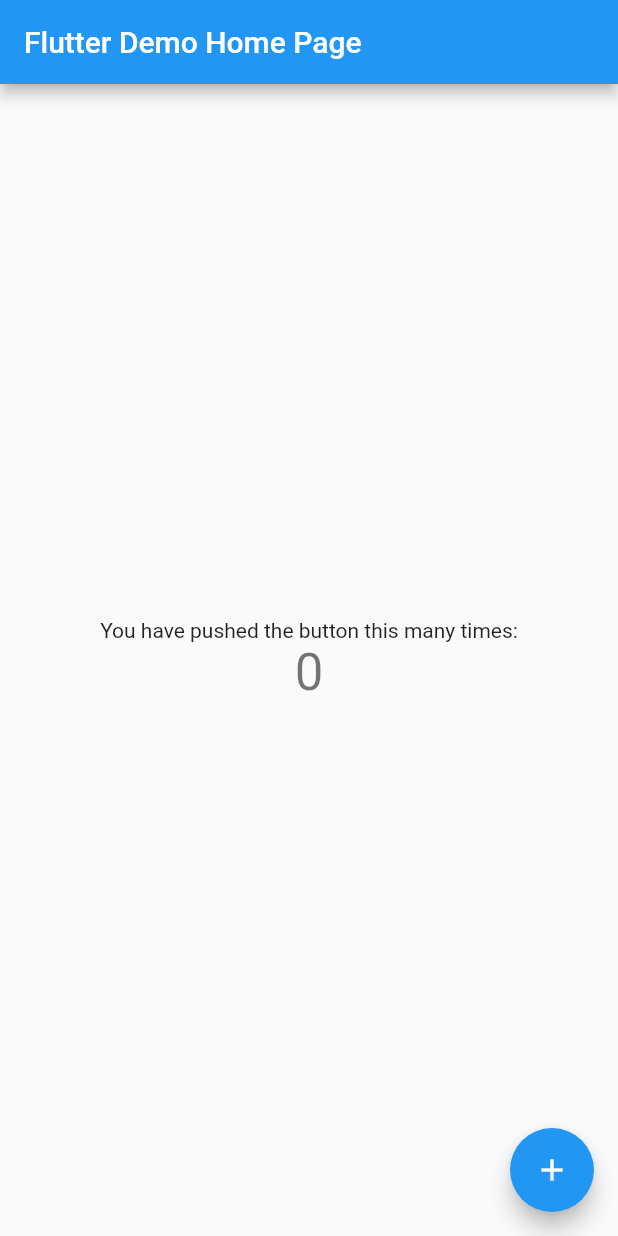
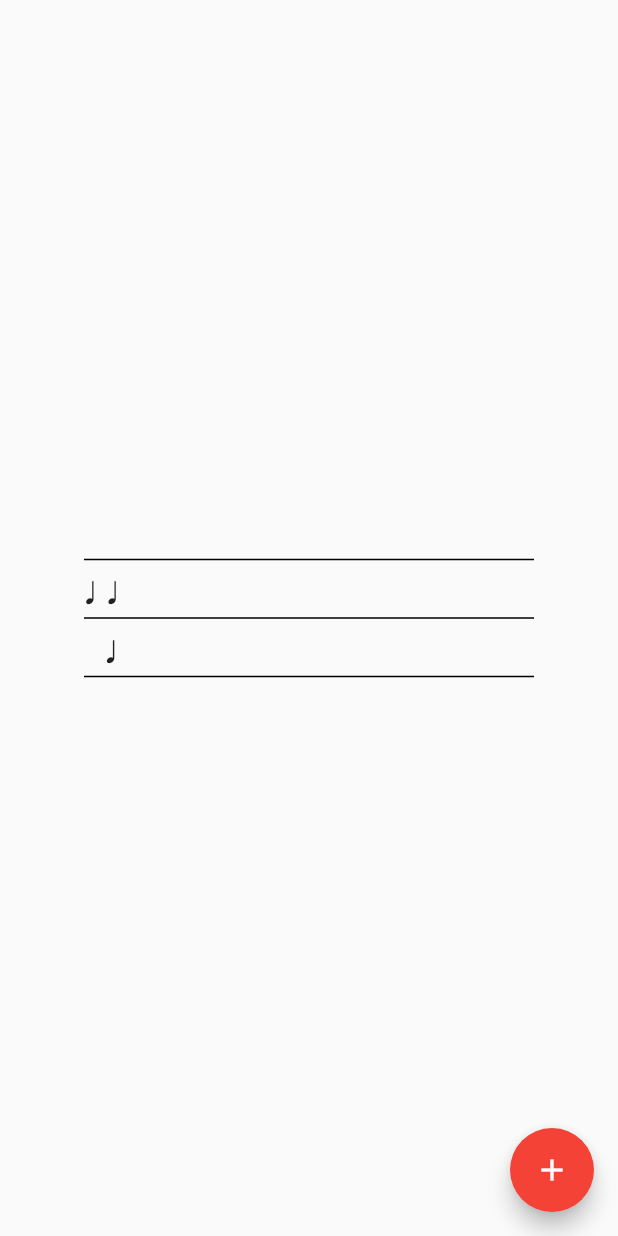
Before and after one commit to munHunger/ironfox, a Flutter app: the screen it shows after launch, on a phone screen of 412 x 824 dp. Run offline on Flutter 3.47's test engine with Material 2 defaults, Android fonts, the phone set to English and light mode, and no system bars.

Commit message:
random things

```diff
--- a/lib/main.dart
+++ b/lib/main.dart
@@ -3,39 +3,20 @@ import 'package:flutter/material.dart';
 void main() => runApp(new MyApp());
 
 class MyApp extends StatelessWidget {
-  // This widget is the root of your application.
   @override
   Widget build(BuildContext context) {
     return new MaterialApp(
-      title: 'Flutter Demo',
+      title: 'Iron Fox',
       theme: new ThemeData(
-        // This is the theme of your application.
-        //
-        // Try running your application with "flutter run". You'll see the
-        // application has a blue toolbar. Then, without quitting the app, try
-        // changing the primarySwatch below to Colors.green and then invoke
-        // "hot reload" (press "r" in the console where you ran "flutter run",
-        // or press Run > Flutter Hot Reload in IntelliJ). Notice that the
-        // counter didn't reset back to zero; the application is not restarted.
-        primarySwatch: Colors.blue,
+        primarySwatch: Colors.red,
       ),
-      home: new MyHomePage(title: 'Flutter Demo Home Page'),
+      home: new MyHomePage(title: 'Iron Fox'),
     );
   }
 }
 
 class MyHomePage extends StatefulWidget {
   MyHomePage({Key key, this.title}) : super(key: key);
-
-  // This widget is the home page of your application. It is stateful, meaning
-  // that it has a State object (defined below) that contains fields that affect
-  // how it looks.
-
-  // This class is the configuration for the state. It holds the values (in this
-  // case the title) provided by the parent (in this case the App widget) and
-  // used by the build method of the State. Fields in a Widget subclass are
-  // always marked "final".
-
   final String title;
 
   @override
@@ -47,54 +28,43 @@ class _MyHomePageState extends State<MyHomePage> {
 
   void _incrementCounter() {
     setState(() {
-      // This call to setState tells the Flutter framework that something has
-      // changed in this State, which causes it to rerun the build method below
-      // so that the display can reflect the updated values. If we changed
-      // _counter without calling setState(), then the build method would not be
-      // called again, and so nothing would appear to happen.
       _counter++;
     });
   }
 
   @override
   Widget build(BuildContext context) {
-    // This method is rerun every time setState is called, for instance as done
-    // by the _incrementCounter method above.
-    //
-    // The Flutter framework has been optimized to make rerunning build methods
-    // fast, so that you can just rebuild anything that needs updating rather
-    // than having to individually change instances of widgets.
     return new Scaffold(
-      appBar: new AppBar(
-        // Here we take the value from the MyHomePage object that was created by
-        // the App.build method, and use it to set our appbar title.
-        title: new Text(widget.title),
-      ),
       body: new Center(
-        // Center is a layout widget. It takes a single child and positions it
-        // in the middle of the parent.
         child: new Column(
-          // Column is also layout widget. It takes a list of children and
-          // arranges them vertically. By default, it sizes itself to fit its
-          // children horizontally, and tries to be as tall as its parent.
-          //
-          // Invoke "debug paint" (press "p" in the console where you ran
-          // "flutter run", or select "Toggle Debug Paint" from the Flutter tool
-          // window in IntelliJ) to see the wireframe for each widget.
-          //
-          // Column has various properties to control how it sizes itself and
-          // how it positions its children. Here we use mainAxisAlignment to
-          // center the children vertically; the main axis here is the vertical
-          // axis because Columns are vertical (the cross axis would be
-          // horizontal).
           mainAxisAlignment: MainAxisAlignment.center,
           children: <Widget>[
-            new Text(
-              'You have pushed the button this many times:',
+            new Container(
+              padding: new EdgeInsets.all(0.0),
+              width: 300.0,
+              decoration: new BoxDecoration(
+                border: new Border(
+                  top: new BorderSide(
+                    color: Colors.black
+                  )
+                )
+              ),
+              child: new Text('♩ ♩', textScaleFactor: 2.0,),
             ),
-            new Text(
-              '$_counter',
-              style: Theme.of(context).textTheme.display1,
+            new Container(
+              padding: new EdgeInsets.all(0.0),
+              width: 300.0,
+              decoration: new BoxDecoration(
+                border: new Border(
+                  bottom: new BorderSide(
+                    color: Colors.black
+                  ),
+                  top: new BorderSide(
+                    color: Colors.black
+                  )
+                )
+              ),
+              child: new Text('  ♩', textScaleFactor: 2.0,),
             ),
           ],
         ),
@@ -103,7 +73,7 @@ class _MyHomePageState extends State<MyHomePage> {
         onPressed: _incrementCounter,
         tooltip: 'Increment',
         child: new Icon(Icons.add),
-      ), // This trailing comma makes auto-formatting nicer for build methods.
+      ),
     );
   }
 }
--- /dev/null
+++ b/lib/sheet.dart
@@ -0,0 +1,27 @@
+/**
+ * A sheet is the entire note sheet of both verticals and horizontals
+ */
+class Sheet {
+  List<Acordion> acordions;
+}
+
+/**
+ * An acordion is all notes in a vertical column.
+ * Should be max 4 notes in an acordion
+ */
+class Acordion {
+  List<Note> note;
+}
+
+/**
+ * A single note
+ */
+class Note {
+  /**
+   * range 110-774
+   * 100s represent the range
+   * 10s note
+   * 1s represent alteration, 0 is not specified
+   */
+  int value;
+}
```
